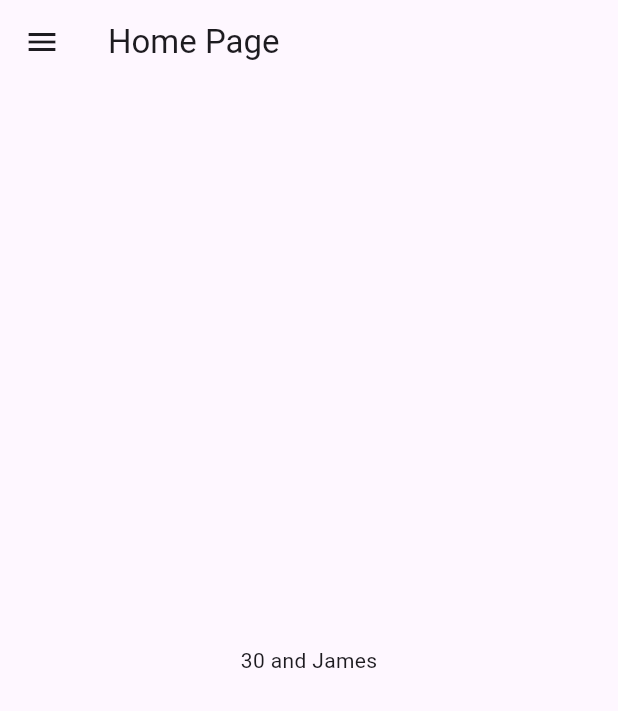
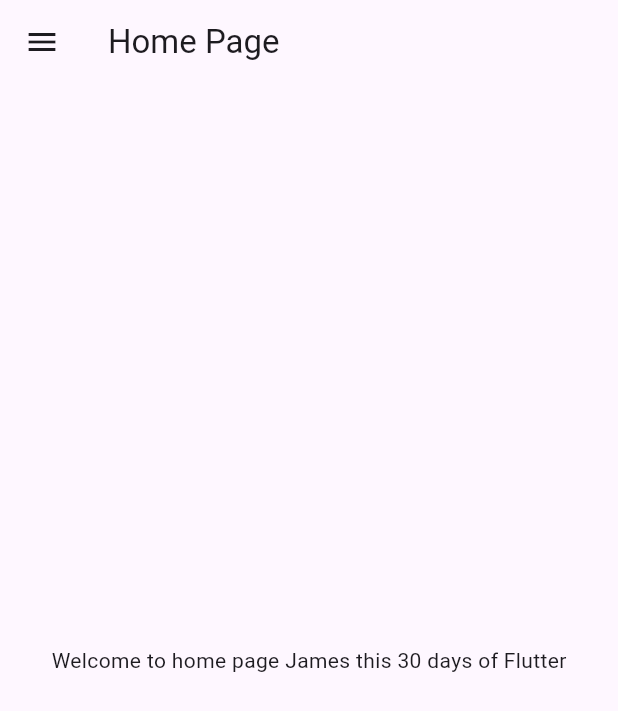
Before and after one commit to Adityaminamdar/Flutter, a Flutter app: the screen it shows after launch, on a phone screen of 412 x 824 dp. Shown: the top 711 px of the screen. Run offline on Flutter 3.47's test engine with Material 3 defaults, Android fonts, the phone set to English and light mode, and no system bars.

Commit message:
Day 3 complete

```diff
--- a/lib/main.dart
+++ b/lib/main.dart
@@ -1,5 +1,6 @@
 import 'package:flutter/material.dart';
-import 'package:practice/home_page.dart';
+import 'package:practice/pages/home_page.dart';
+import 'package:practice/pages/login_page.dart';
 
 void main() {
   runApp(MyApp());
@@ -11,6 +12,16 @@ class MyApp extends StatelessWidget {
     int days = 30;
     String name = "James";
 
-    return MaterialApp(home: Material(child: HomePage()));
+    return MaterialApp(
+      home: HomePage(),
+      themeMode: ThemeMode.light,
+      theme: ThemeData(brightness: Brightness.light),
+      darkTheme: ThemeData(brightness: Brightness.dark),
+      routes: {
+        "/": (context) => HomePage(),
+        "/login": (context) => LoginPage(),
+        "/home": (context) => HomePage(),
+      },
+    );
   }
 }
--- a/lib/home_page.dart
+++ b/lib/pages/home_page.dart
@@ -1,13 +1,18 @@
 import 'package:flutter/material.dart';
 
 class HomePage extends StatelessWidget {
-  final int days = 30;
-  final String name = "James";
   @override
   Widget build(BuildContext context) {
+    int days = 30;
+    String name = "James";
+
     return Scaffold(
       appBar: AppBar(title: Text("Home Page")),
-      body: Center(child: Container(child: Text("$days and $name"))),
+      body: Center(
+        child: Container(
+          child: Text("Welcome to home page $name this $days days of Flutter"),
+        ),
+      ),
       drawer: Drawer(),
     );
   }
```
Also changed, not shown: lib/pages/login_page.dart (added, +19 -0 lines).
